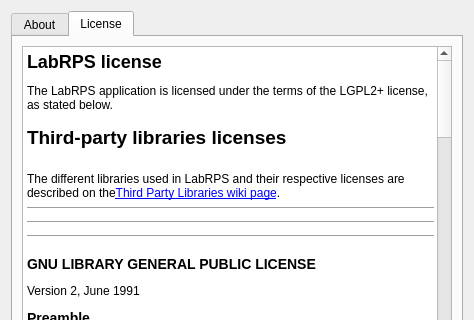
Before: the Qt Designer form src/Gui/AboutApplication.ui in LabRPS/LabRPS, drawn with Qt 5; both pictures show x 0 to 474 and y 0 to 320 of the 474 by 617 pixel window.
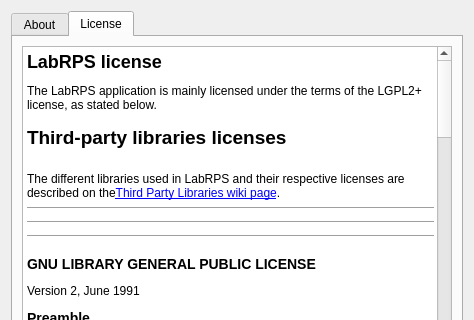
After: the same form once the commit is applied. Icons and pictures are not drawn. Custom widgets are drawn as their Qt base class.

Commit message: License text updated

Diff of the .ui file:
```diff
--- a/src/Gui/AboutApplication.ui
+++ b/src/Gui/AboutApplication.ui
@@ -269,7 +269,7 @@
 p, li { white-space: pre-wrap; }
 &lt;/style&gt;&lt;/head&gt;&lt;body style=" font-family:'Fira Sans'; font-size:9pt; font-weight:400; font-style:normal;"&gt;
 &lt;p style=" margin-top:16px; margin-bottom:12px; margin-left:0px; margin-right:0px; -qt-block-indent:0; text-indent:0px;"&gt;&lt;span style=" font-size:x-large; font-weight:600;"&gt;LabRPS license &lt;/span&gt;&lt;/p&gt;
-&lt;p style=" margin-top:0px; margin-bottom:0px; margin-left:0px; margin-right:0px; -qt-block-indent:0; text-indent:0px;"&gt;The LabRPS application is licensed under the terms of the LGPL2+ license, as stated below.&lt;/p&gt;
+&lt;p style=" margin-top:0px; margin-bottom:0px; margin-left:0px; margin-right:0px; -qt-block-indent:0; text-indent:0px;"&gt;The LabRPS application is mainly licensed under the terms of the LGPL2+ license, as stated below.&lt;/p&gt;
 &lt;p style="-qt-paragraph-type:empty; margin-top:0px; margin-bottom:0px; margin-left:0px; margin-right:0px; -qt-block-indent:0; text-indent:0px;"&gt;&lt;br /&gt;&lt;/p&gt;
 &lt;p style=" margin-top:0px; margin-bottom:0px; margin-left:0px; margin-right:0px; -qt-block-indent:0; text-indent:0px;"&gt;&lt;span style=" font-size:14pt; font-weight:600;"&gt;Third-party libraries licenses&lt;/span&gt;&lt;/p&gt;
 &lt;p style="-qt-paragraph-type:empty; margin-top:0px; margin-bottom:0px; margin-left:0px; margin-right:0px; -qt-block-indent:0; text-indent:0px; font-size:14pt; font-weight:600;"&gt;&lt;br /&gt;&lt;/p&gt;
```
The commit also changes 1 other file.
